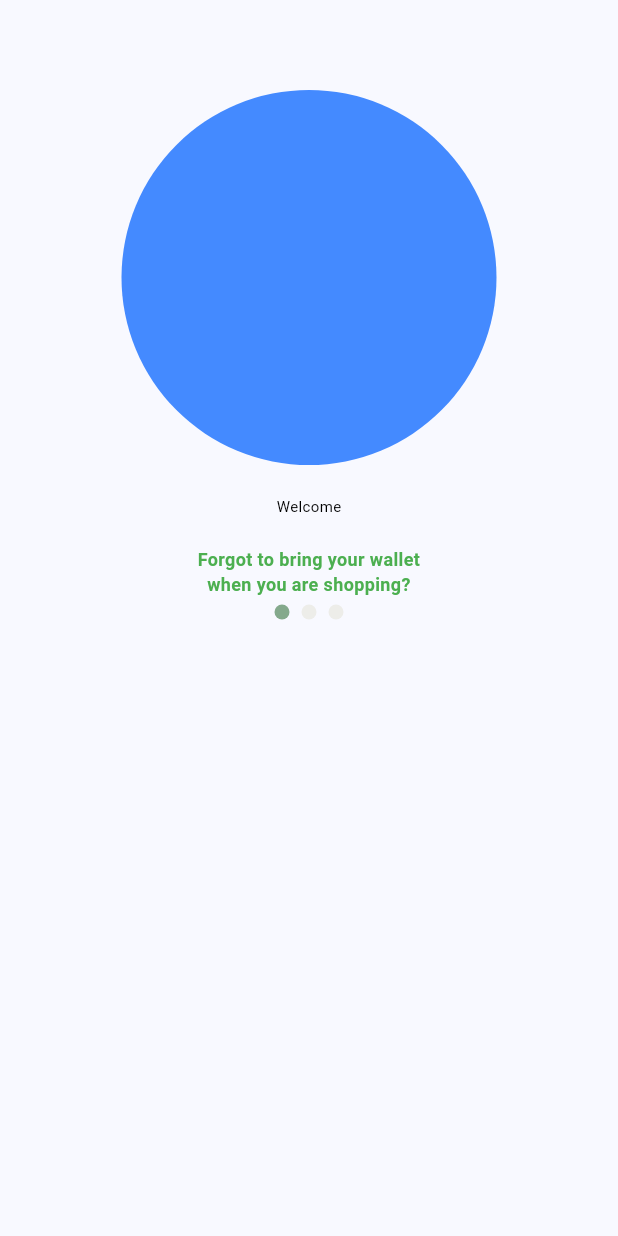
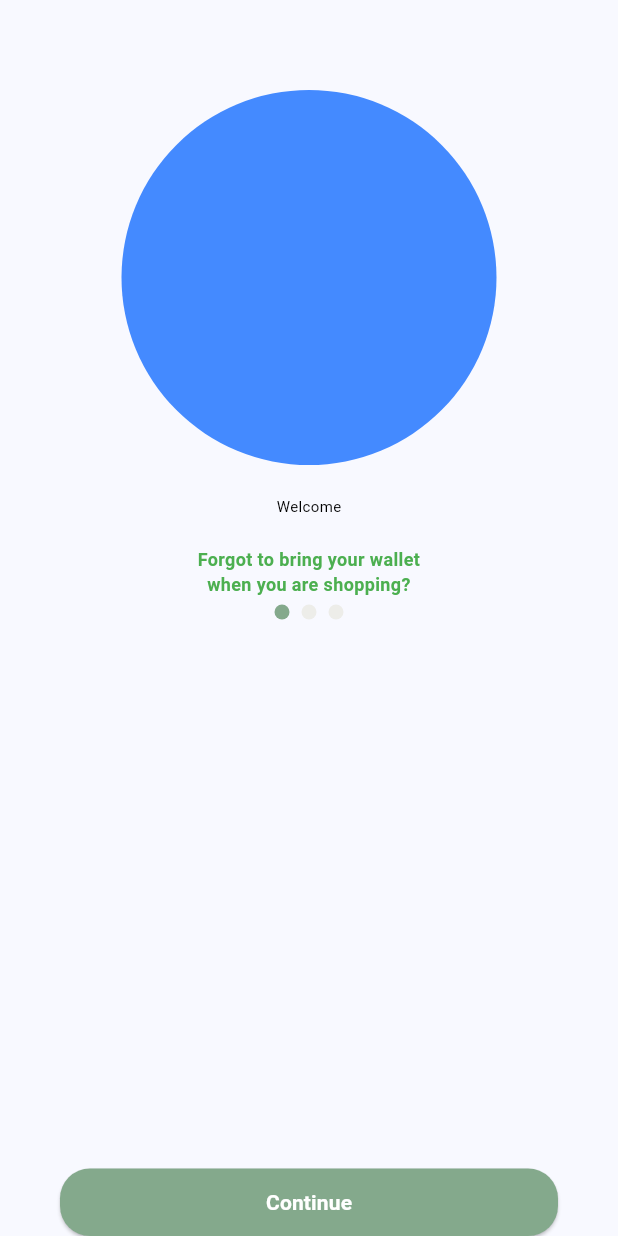
Before and after one commit to Mhmdulinnuha/uts-1123150002, a Flutter app: the screen it shows after launch, on a phone screen of 412 x 824 dp. Run offline on Flutter 3.47's test engine with Material 3 defaults, Android fonts, the phone set to English and light mode, and no system bars.

Commit message:
membuat button continue

```diff
--- a/lib/Screen/splash_screen1.dart
+++ b/lib/Screen/splash_screen1.dart
@@ -82,6 +82,34 @@ class Screen1 extends StatelessWidget {
 
             const Spacer(),
 
+             Container(
+              margin: const EdgeInsets.symmetric(horizontal: 40),
+              child: SizedBox(
+                width: double.infinity,
+                height: 45,
+                child: ElevatedButton(
+                  onPressed: () {
+
+                  },
+                  style: ElevatedButton.styleFrom(
+                    backgroundColor: const Color(0xFF84a98c),
+                    shape: RoundedRectangleBorder(
+                      borderRadius: BorderRadius.circular(20),
+                    ),
+                  ),
+                  child: const Text(
+                    "Continue",
+                    style: TextStyle(
+                      color: Colors.white,
+                      fontSize: 14,
+                      fontWeight: FontWeight.bold,
+                    ),
+                  ),
+                ),
+              ),
+            ),
+
+
           ],
         ),
       ),
```
